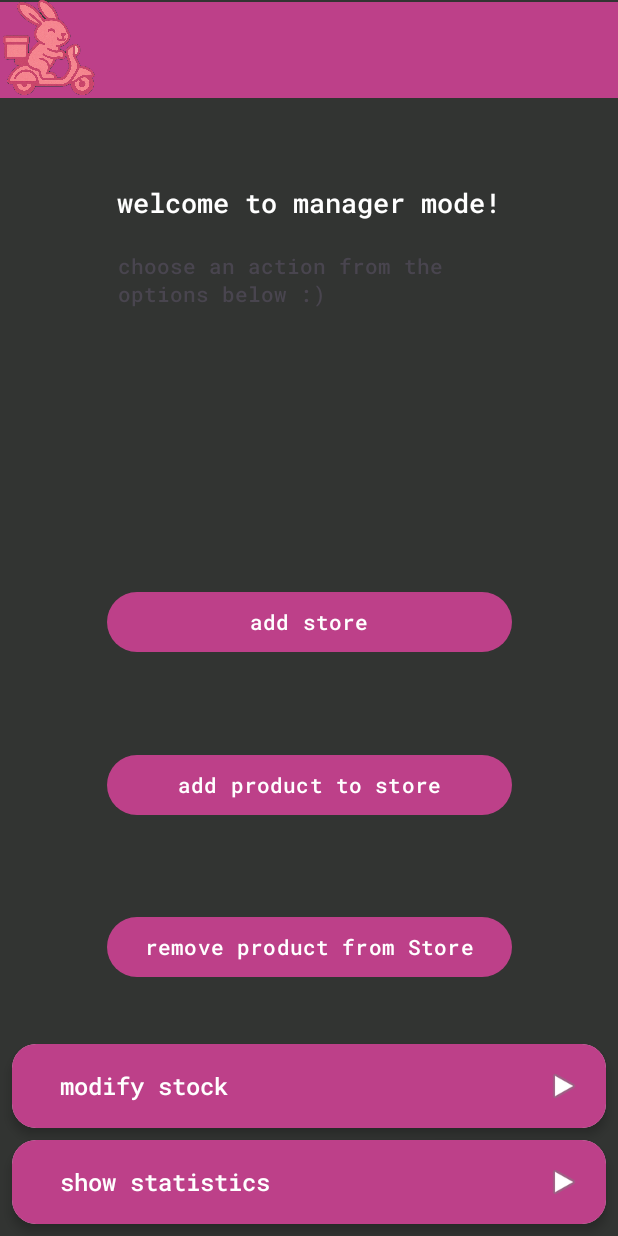
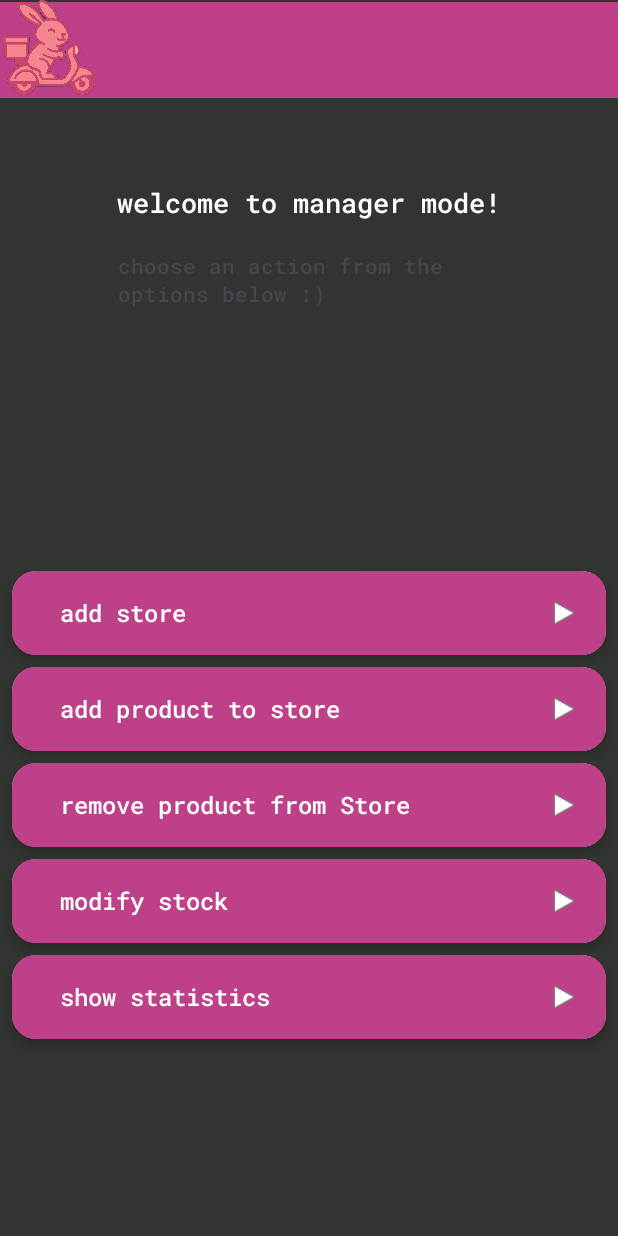
Before and after one commit to sassalosrigas/tokki-app, an Android app: the ManagerMain screen opened directly, with no data from a screen before it, on a phone screen of 412 x 824 dp. Run offline under Robolectric (Android 15) with nearby library versions, the phone set to English and light mode, and no system bars.

Commit message:
ligotero asximo manager

```diff
--- a/app/src/main/res/layout/activity_customer_main.xml
+++ b/app/src/main/res/layout/activity_customer_main.xml
@@ -43,7 +43,7 @@
         app:srcCompat="@drawable/img" />
 
     <androidx.cardview.widget.CardView
-        android:id="@+id/modifystock_button"
+        android:id="@+id/button"
         android:layout_width="match_parent"
         android:layout_height="wrap_content"
         android:layout_margin="8dp"
@@ -72,8 +72,7 @@
                 android:layout_weight="1"
                 android:text="@string/action_settings"
                 android:textColor="@color/white"
-                android:textSize="16sp"
-                app:text="Account Settings" />
+                android:textSize="16sp" />
 
             <ImageView
                 android:layout_width="24dp"
--- a/app/src/main/res/layout/manager_homepage.xml
+++ b/app/src/main/res/layout/manager_homepage.xml
@@ -11,18 +11,21 @@
 
     <androidx.cardview.widget.CardView
         android:id="@+id/modifystock_button"
-        android:layout_width="match_parent"
+        android:layout_width="0dp"
         android:layout_height="wrap_content"
         android:layout_margin="8dp"
+        android:layout_marginStart="8dp"
+        android:layout_marginEnd="8dp"
         android:layout_marginBottom="77dp"
         android:clickable="true"
         android:foreground="?attr/selectableItemBackground"
         app:cardCornerRadius="16dp"
         app:cardElevation="4dp"
         app:layout_constraintBottom_toTopOf="@+id/stats_button"
+        app:layout_constraintEnd_toEndOf="parent"
+        app:layout_constraintStart_toStartOf="parent"
         app:strokeColor="@color/black"
-        app:strokeWidth="1dp"
-        tools:layout_editor_absoluteX="8dp">
+        app:strokeWidth="1dp">
 
         <LinearLayout
             android:layout_width="match_parent"
@@ -39,8 +42,49 @@
                 android:layout_weight="1"
                 android:text="@string/modifystock"
                 android:textColor="@color/white"
-                android:textSize="16sp"
-                app:text="Account Settings" />
+                android:textSize="16sp" />
+
+            <ImageView
+                android:layout_width="24dp"
+                android:layout_height="24dp"
+                android:foreground="@android:drawable/ic_media_play" />
+        </LinearLayout>
+    </androidx.cardview.widget.CardView>
+
+    <androidx.cardview.widget.CardView
+        android:id="@+id/removeproduct_button"
+        android:layout_width="0dp"
+        android:layout_height="wrap_content"
+        android:layout_margin="8dp"
+        android:layout_marginStart="8dp"
+        android:layout_marginEnd="8dp"
+        android:layout_marginBottom="77dp"
+        android:clickable="true"
+        android:foreground="?attr/selectableItemBackground"
+        app:cardCornerRadius="16dp"
+        app:cardElevation="4dp"
+        app:layout_constraintBottom_toTopOf="@+id/modifystock_button"
+        app:layout_constraintEnd_toEndOf="parent"
+        app:layout_constraintStart_toStartOf="parent"
+        app:strokeColor="@color/black"
+        app:strokeWidth="1dp">
+
+        <LinearLayout
+            android:layout_width="match_parent"
+            android:layout_height="wrap_content"
+            android:background="@color/pink"
+            android:gravity="center_vertical"
+            android:orientation="horizontal"
+            android:padding="16dp">
+
+            <TextView
+                android:layout_width="0dp"
+                android:layout_height="wrap_content"
+                android:layout_marginStart="16dp"
+                android:layout_weight="1"
+                android:text="@string/removeproduct"
+                android:textColor="@color/white"
+                android:textSize="16sp" />
 
             <ImageView
                 android:layout_width="24dp"
@@ -51,17 +95,24 @@
 
     <androidx.cardview.widget.CardView
         android:id="@+id/stats_button"
-        android:layout_width="match_parent"
+        android:layout_width="0dp"
         android:layout_height="wrap_content"
         android:layout_margin="8dp"
+        android:layout_marginStart="8dp"
+        android:layout_marginTop="800dp"
+        android:layout_marginEnd="8dp"
+        android:layout_marginBottom="200dp"
         android:clickable="true"
         android:foreground="?attr/selectableItemBackground"
         app:cardCornerRadius="16dp"
         app:cardElevation="4dp"
         app:layout_constraintBottom_toBottomOf="parent"
+        app:layout_constraintEnd_toEndOf="parent"
+        app:layout_constraintStart_toStartOf="parent"
+        app:layout_constraintTop_toBottomOf="@+id/customertoolbar"
+        app:layout_constraintVertical_bias="0.82"
         app:strokeColor="@color/black"
-        app:strokeWidth="1dp"
-        tools:layout_editor_absoluteX="8dp">
+        app:strokeWidth="1dp">
 
         <LinearLayout
             android:layout_width="match_parent"
@@ -78,8 +129,7 @@
                 android:layout_weight="1"
                 android:text="@string/statistics"
                 android:textColor="@color/white"
-                android:textSize="16sp"
-                app:text="Account Settings" />
+                android:textSize="16sp" />
 
             <ImageView
                 android:layout_width="24dp"
@@ -88,41 +138,89 @@
         </LinearLayout>
     </androidx.cardview.widget.CardView>
 
-    <Button
+    <androidx.cardview.widget.CardView
         android:id="@+id/addstore_button"
-        android:layout_width="@dimen/managerbuttonwidth"
+        android:layout_width="0dp"
         android:layout_height="wrap_content"
-        android:layout_marginTop="350dp"
-        android:text="@string/addstore"
+        android:layout_margin="8dp"
+        android:layout_marginStart="8dp"
+        android:layout_marginEnd="8dp"
+        android:layout_marginBottom="77dp"
+        android:clickable="true"
+        android:foreground="?attr/selectableItemBackground"
+        app:cardCornerRadius="16dp"
+        app:cardElevation="4dp"
         app:layout_constraintBottom_toTopOf="@+id/addproduct_button"
         app:layout_constraintEnd_toEndOf="parent"
-        app:layout_constraintHorizontal_bias="0.503"
         app:layout_constraintStart_toStartOf="parent"
-        app:layout_constraintTop_toTopOf="parent" />
+        app:strokeColor="@color/black"
+        app:strokeWidth="1dp">
 
-    <Button
+        <LinearLayout
+            android:layout_width="match_parent"
+            android:layout_height="wrap_content"
+            android:background="@color/pink"
+            android:gravity="center_vertical"
+            android:orientation="horizontal"
+            android:padding="16dp">
+
+            <TextView
+                android:layout_width="0dp"
+                android:layout_height="wrap_content"
+                android:layout_marginStart="16dp"
+                android:layout_weight="1"
+                android:text="@string/addstore"
+                android:textColor="@color/white"
+                android:textSize="16sp" />
+
+            <ImageView
+                android:layout_width="24dp"
+                android:layout_height="24dp"
+                android:foreground="@android:drawable/ic_media_play" />
+        </LinearLayout>
+    </androidx.cardview.widget.CardView>
+
+    <androidx.cardview.widget.CardView
         android:id="@+id/addproduct_button"
-        android:layout_width="@dimen/managerbuttonwidth"
+        android:layout_width="0dp"
         android:layout_height="wrap_content"
-        android:layout_marginTop="20dp"
-        android:text="@string/addproduct"
+        android:layout_margin="8dp"
+        android:layout_marginStart="8dp"
+        android:layout_marginEnd="8dp"
+        android:layout_marginBottom="77dp"
+        android:clickable="true"
+        android:foreground="?attr/selectableItemBackground"
+        app:cardCornerRadius="16dp"
+        app:cardElevation="4dp"
         app:layout_constraintBottom_toTopOf="@+id/removeproduct_button"
         app:layout_constraintEnd_toEndOf="parent"
-        app:layout_constraintHorizontal_bias="0.5"
         app:layout_constraintStart_toStartOf="parent"
-        app:layout_constraintTop_toBottomOf="@+id/addstore_button" />
+        app:strokeColor="@color/black"
+        app:strokeWidth="1dp">
 
-    <Button
-        android:id="@+id/removeproduct_button"
-        android:layout_width="270dp"
-        android:layout_height="wrap_content"
-        android:layout_marginTop="20dp"
-        android:text="@string/removeproduct"
-        app:layout_constraintBottom_toTopOf="@+id/modifystock_button"
-        app:layout_constraintEnd_toEndOf="parent"
-        app:layout_constraintHorizontal_bias="0.5"
-        app:layout_constraintStart_toStartOf="parent"
-        app:layout_constraintTop_toBottomOf="@+id/addproduct_button" />
+        <LinearLayout
+            android:layout_width="match_parent"
+            android:layout_height="wrap_content"
+            android:background="@color/pink"
+            android:gravity="center_vertical"
+            android:orientation="horizontal"
+            android:padding="16dp">
+
+            <TextView
+                android:layout_width="0dp"
+                android:layout_height="wrap_content"
+                android:layout_marginStart="16dp"
+                android:layout_weight="1"
+                android:text="@string/addproduct"
+                android:textColor="@color/white"
+                android:textSize="16sp" />
+
+            <ImageView
+                android:layout_width="24dp"
+                android:layout_height="24dp"
+                android:foreground="@android:drawable/ic_media_play" />
+        </LinearLayout>
+    </androidx.cardview.widget.CardView>
 
     <androidx.appcompat.widget.Toolbar
         android:id="@+id/customertoolbar"
--- a/app/src/main/res/values/colors.xml
+++ b/app/src/main/res/values/colors.xml
@@ -6,4 +6,5 @@
     <color name="beige">#FFE2D1</color>
     <color name="blush">#D34F73</color>
     <color name="pink">#BD4089</color>
+    <color name="gray">#D3D3D3</color>
 </resources>
```
